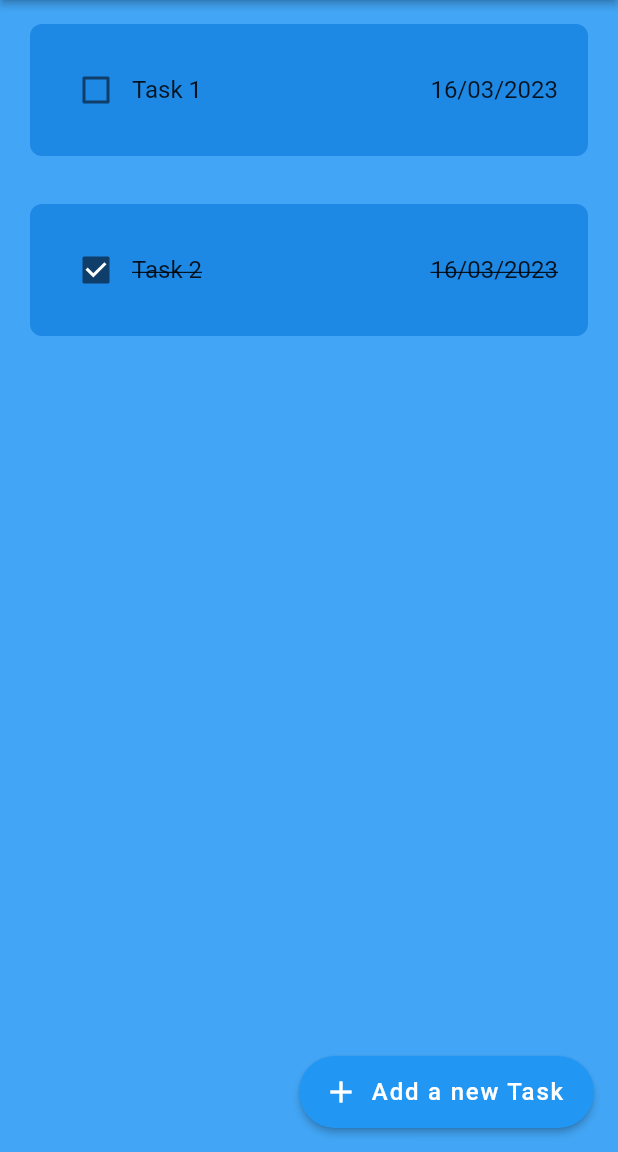
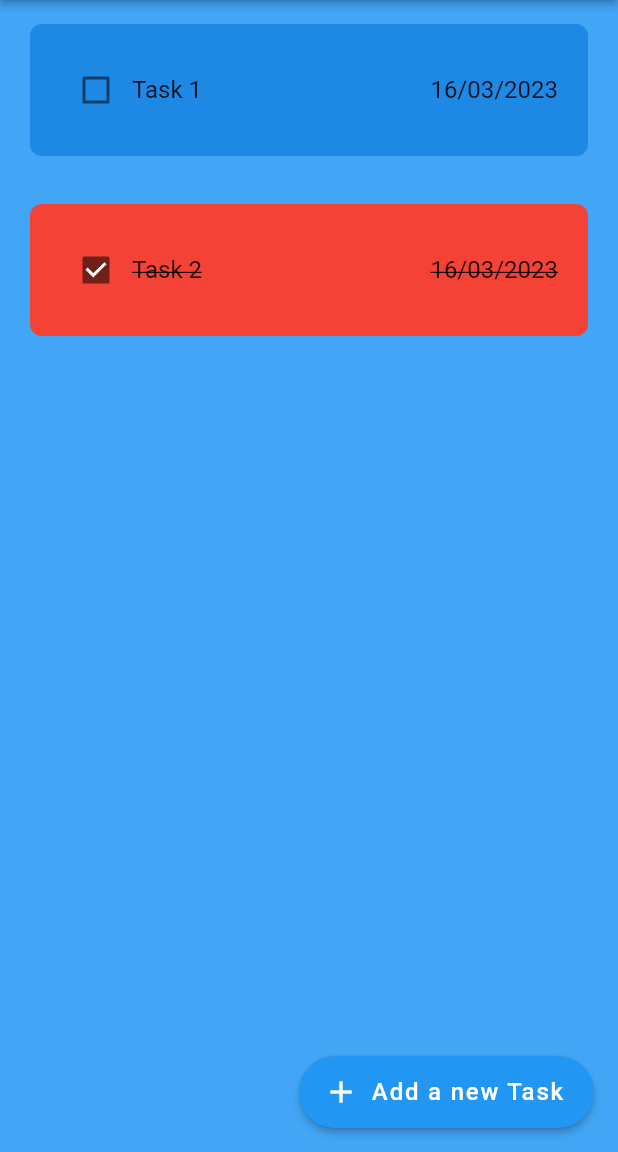
Before and after one commit to dhnam2806/Flutter-Todo-App, a Flutter app: the HomePage screen opened directly, on a phone screen of 412 x 824 dp, the part 84-1236 px from its top. Run offline on Flutter 3.47's test engine with Material 2 defaults, Android fonts, the phone set to English and light mode, and no system bars; drawn by our look-alikes of flutter_slidable.

Commit message:
second push

```diff
--- a/lib/main.dart
+++ b/lib/main.dart
@@ -1,4 +1,5 @@
 import 'package:flutter/material.dart';
+import 'package:todo_app/pages/home_page.dart';
 import 'package:todo_app/pages/landing_page.dart';
 
 void main() {
@@ -12,7 +13,8 @@ class MyApp extends StatelessWidget {
   Widget build(BuildContext context) {
     return MaterialApp(
       debugShowCheckedModeBanner: false,
-      home: const LandingPage(),
+      // home: const LandingPage(),
+      home: const HomePage(),
       theme: ThemeData(primarySwatch: Colors.blue,),
     );
   }
--- a/lib/pages/home_page.dart
+++ b/lib/pages/home_page.dart
@@ -55,7 +55,6 @@ class _HomePageState extends State<HomePage> {
             onSaved: () {
               setState(() {
                 toDoList.add([_controller.text, checkDeadline(), _selectDate.text]);
-                // checkDeadline();
                 _controller.clear();
                 _selectDate.clear();
               });
@@ -121,6 +120,7 @@ class _HomePageState extends State<HomePage> {
               onChanged: (value) {
                 setState(() {
                   toDoList[index][1] = !toDoList[index][1];
+
                 });
               },
               deleteTask: (context) {
--- a/lib/widgets/toDo_list.dart
+++ b/lib/widgets/toDo_list.dart
@@ -20,7 +20,8 @@ class ToDoList extends StatelessWidget {
   @override
   Widget build(BuildContext context) {
     return Padding(
-      padding: const EdgeInsets.only(left: 20.0, right: 20.0, top: 16.0, bottom: 16),
+      padding:
+          const EdgeInsets.only(left: 20.0, right: 20.0, top: 16.0, bottom: 16),
       child: Slidable(
         endActionPane: ActionPane(
           motion: DrawerMotion(),
@@ -36,7 +37,7 @@ class ToDoList extends StatelessWidget {
         child: Container(
           padding: const EdgeInsets.all(20),
           decoration: BoxDecoration(
-            color: Colors.blue[600],
+            color: isCheck ? Colors.red : Colors.blue[600],
             borderRadius: BorderRadius.circular(8),
           ),
           child: Row(
```
